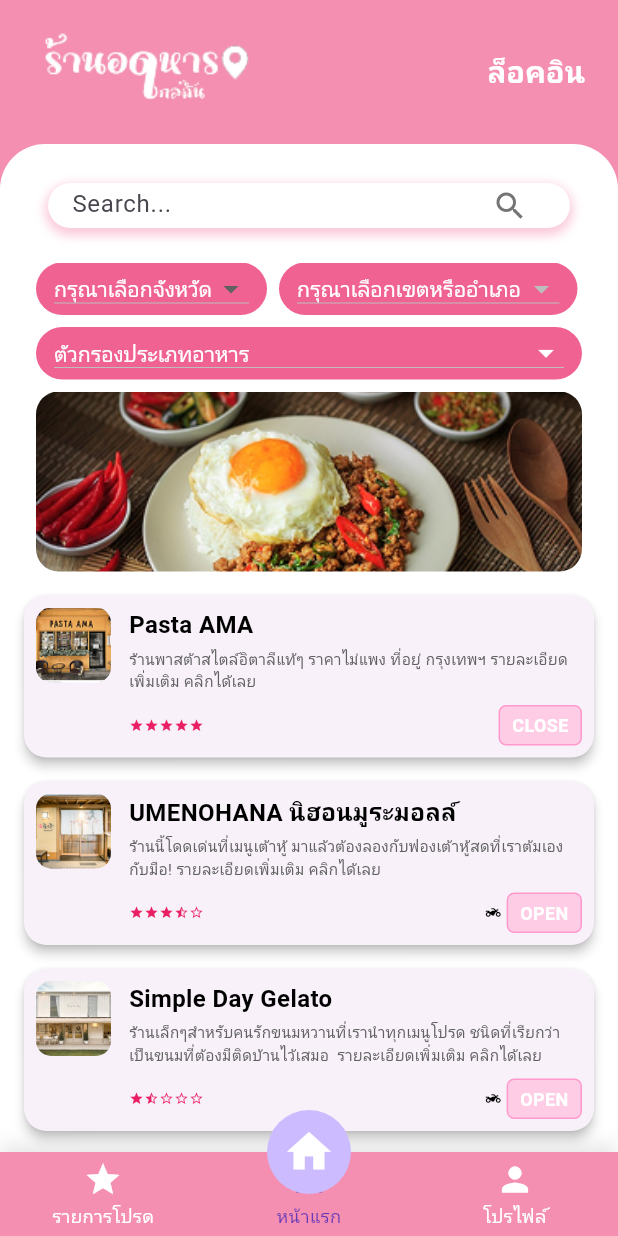
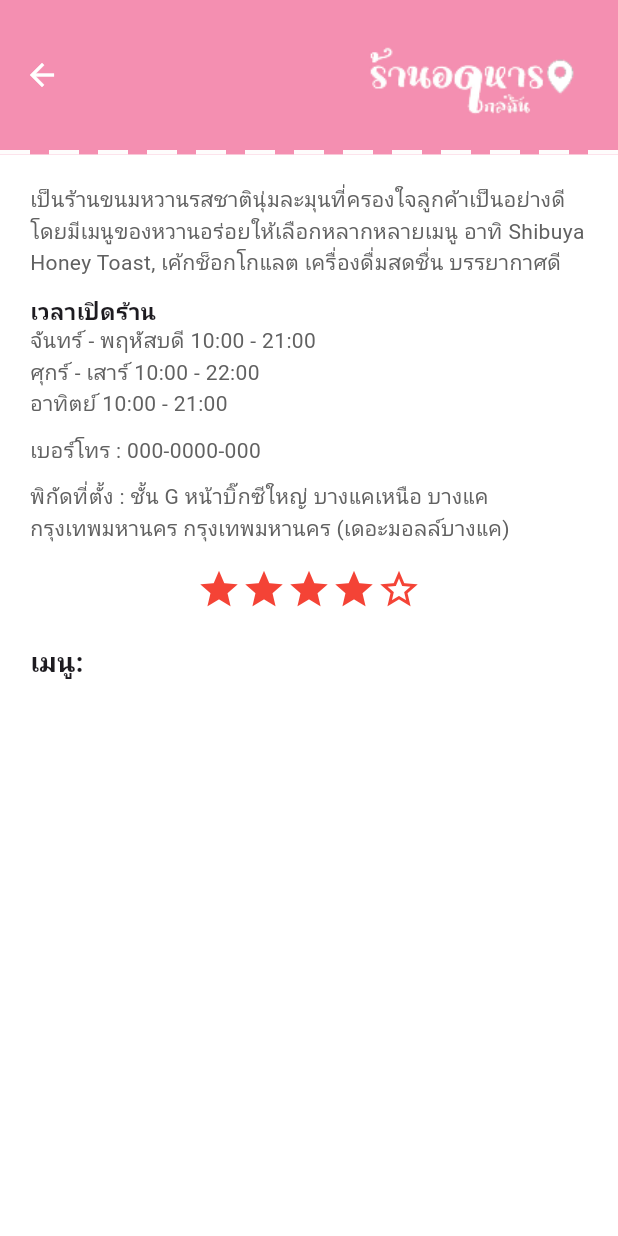
Before and after one commit to charinrat2012/Project_Food_near_me, a Flutter app: the screen it shows after launch, on a phone screen of 412 x 824 dp. Run offline on Flutter 3.47's test engine with Material 3 defaults, Android fonts, the phone set to English and light mode, and no system bars; drawn by our look-alikes of persistent_bottom_nav_bar_v2; our stand-ins replace get, google_fonts; Roboto replaces fonts that are missing (Nosifer).

Commit message:
FoodneareApp v.1

```diff
--- a/lib/main.dart
+++ b/lib/main.dart
@@ -1,5 +1,6 @@
 import 'package:flutter/material.dart';
 import 'package:flutter/services.dart';
+import 'package:food_near_me_app/views/details_ui.dart';
 import 'package:food_near_me_app/views/login_ui.dart';
 import 'package:food_near_me_app/views/register_ui.dart';
 import 'package:food_near_me_app/views/splash_ui.dart';
@@ -30,7 +31,7 @@ void main() {
       theme: ThemeData(
         colorScheme: ColorScheme.fromSeed(seedColor: Colors.deepPurple),
       ),
-      home: (SplashUi()),
+      home: (DetailsUi()), //DetailsUi
     );
   }
 }
--- /dev/null
+++ b/lib/views/details_ui.dart
@@ -0,0 +1,145 @@
+import 'package:flutter/material.dart';
+
+import 'widgets/detailswtd/dashed_line.dart'; // ตรวจสอบเส้นทางไฟล์นี้ให้ถูกต้อง
+
+class DetailsUi extends StatelessWidget {
+  const DetailsUi({super.key});
+
+  @override
+  Widget build(BuildContext context) {
+    return GestureDetector(
+      onTap: () {
+        FocusScope.of(context).unfocus();
+      },
+      child: Scaffold(
+        backgroundColor: Colors.pink[200],
+
+        appBar: AppBar(
+          backgroundColor: Colors.pink[200],
+          elevation: 0,
+          toolbarHeight: 100.0,
+
+          // ปุ่มลูกศรย้อนกลับด้านซ้าย
+          leading: IconButton(
+            icon: const Icon(Icons.arrow_back, color: Colors.white),
+            onPressed: () {
+              Navigator.of(context).pop();
+            },
+          ),
+
+          title: Padding(
+            padding: const EdgeInsets.only(right: 10.0, top: 15.0),
+            child: Align(
+              alignment: Alignment.centerRight,
+              child: Image.asset(
+                "assets/imgs/logoHome.png",
+                height: 8 * 10,
+                fit: BoxFit.contain,
+              ),
+            ),
+          ),
+        ),
+
+        body: Column(
+          children: [
+            // ตำแหน่งสำหรับ DashedLine()
+            const Padding(
+              padding: EdgeInsets.symmetric(horizontal: 0),
+              child: DashedLine(),
+            ),
+            Expanded(
+              child: Container(
+                width: double.infinity,
+                decoration: const BoxDecoration(
+                  color: Colors.white,
+                  borderRadius: BorderRadius.only(
+                    topLeft: Radius.circular(0),
+                    topRight: Radius.circular(0),
+                  ),
+                ),
+                // *** เริ่มต้นการเปลี่ยนแปลงหลักที่นี่ ***
+                child: SingleChildScrollView( // ใช้ SingleChildScrollView หากเนื้อหาอาจล้นจอ
+                  child: Padding(
+                    padding: const EdgeInsets.all(20.0), // เพิ่ม Padding โดยรวมสำหรับเนื้อหาภายใน Container สีขาว
+                    child: Column(
+                      crossAxisAlignment: CrossAxisAlignment.start, // จัดข้อความให้อยู่ชิดซ้าย
+                      children: [
+
+                        // รายละเอียดร้านค้า
+                        Text(
+                          "เป็นร้านขนมหวานรสชาตินุ่มละมุนที่ครองใจลูกค้าเป็นอย่างดี "
+                          "โดยมีเมนูของหวานอร่อยให้เลือกหลากหลายเมนู อาทิ Shibuya Honey "
+                          "Toast, เค้กช็อกโกแลต เครื่องดื่มสดชื่น บรรยากาศดี",
+                          style: TextStyle(fontSize: 14.0, color: Colors.grey[700]),
+                        ),
+                        const SizedBox(height: 10.0), // เว้นวรรค
+
+                        // เวลาเปิดร้าน
+                        Text(
+                          "เวลาเปิดร้าน",
+                          style: TextStyle(fontWeight: FontWeight.bold, fontSize: 15.0),
+                        ),
+                        Text(
+                          "จันทร์ - พฤหัสบดี 10:00 - 21:00\n"
+                          "ศุกร์ - เสาร์ 10:00 - 22:00\n"
+                          "อาทิตย์ 10:00 - 21:00",
+                          style: TextStyle(fontSize: 14.0, color: Colors.grey[700]),
+                        ),
+                        const SizedBox(height: 10.0),
+
+                        // เบอร์โทร
+                        Text(
+                          "เบอร์โทร : 000-0000-000",
+                          style: TextStyle(fontSize: 14.0, color: Colors.grey[700]),
+                        ),
+                        const SizedBox(height: 10.0),
+
+                        // พิกัดที่ตั้ง
+                        Text(
+                          "พิกัดที่ตั้ง : ชั้น G หน้าบิ๊กซีใหญ่ บางแคเหนือ บางแค กรุงเทพมหานคร "
+                          "กรุงเทพมหานคร (เดอะมอลล์บางแค)",
+                          style: TextStyle(fontSize: 14.0, color: Colors.grey[700]),
+                        ),
+                        const SizedBox(height: 15.0),
+
+                        // ดาวให้คะแนน
+                        Row(
+                          mainAxisAlignment: MainAxisAlignment.center, // จัดดาวให้อยู่กึ่งกลาง
+                          children: const [
+                            Icon(Icons.star, color: Colors.red, size: 30),
+                            Icon(Icons.star, color: Colors.red, size: 30),
+                            Icon(Icons.star, color: Colors.red, size: 30),
+                            Icon(Icons.star, color: Colors.red, size: 30),
+                            Icon(Icons.star_border, color: Colors.red, size: 30), // ดาวที่ไม่ถูกเติมสี
+                          ],
+                        ),
+                        const SizedBox(height: 20.0),
+
+                        // หัวข้อ "เมนู:"
+                        Text(
+                          "เมนู:",
+                          style: TextStyle(fontWeight: FontWeight.bold, fontSize: 18.0),
+                        ),
+                        const SizedBox(height: 10.0), // เว้นวรรคระหว่างหัวข้อกับรูปเมนู
+
+                        // รูปเมนู
+                        // Center( // ใช้ Center เพื่อให้รูปอยู่กึ่งกลางแนวนอน
+                        //   child: Image.asset(
+                        //     "assets/imgs/im6.png",
+                        //     height: 26 * 10, // ใช้ 26 * 10 ตามที่คุณตั้งค่าล่าสุด
+                        //     fit: BoxFit.contain,
+                        //   ),
+                        // ),
+                      ],
+                    ),
+                  ),
+                ),
+                // *** สิ้นสุดการเปลี่ยนแปลงหลัก ***
+              ),
+            ),
+          ],
+        ),
+      ),
+    );
+  }
+}
--- /dev/null
+++ b/lib/views/widgets/detailswtd/dashed_line.dart
@@ -0,0 +1,40 @@
+import 'package:flutter/material.dart';
+
+class DashedLine extends StatelessWidget {
+  final double height; // ความสูงของแต่ละจุดประ
+  final Color color; // สีของจุดประ
+  final double dashWidth; // ความกว้างของแต่ละจุดประ
+  final double dashSpace; // ช่องว่างระหว่างจุดประ
+
+  const DashedLine({
+    super.key,
+    this.height = 3.0, // ความสูง
+    this.color = const Color.fromARGB(255, 254, 252, 252), // ค่าเริ่มต้น
+    this.dashWidth = 20.0, // ความยาว
+    this.dashSpace = 10.0, // ความห่าง
+  });
+
+  @override
+  Widget build(BuildContext context) {
+    return LayoutBuilder(
+      builder: (BuildContext context, BoxConstraints constraints) {
+        final boxWidth = constraints.constrainWidth(); // ดึงความกว้างที่มีอยู่
+        final dashCount = (boxWidth / (dashWidth + dashSpace)).floor(); // จำนวนจุดประที่สามารถใส่ได้
+        return Flex(
+          mainAxisAlignment: MainAxisAlignment.spaceBetween, // กระจายจุดประให้ทั่ว
+          direction: Axis.horizontal, // วางในแนวนอน
+          children: List.generate(dashCount, (_) {
+            // สร้างจุดประแต่ละจุด
+            return SizedBox(
+              width: dashWidth,
+              height: height,
+              child: DecoratedBox(
+                decoration: BoxDecoration(color: color),
+              ),
+            );
+          }),
+        );
+      },
+    );
+  }
+}
```
Also changed, not shown: assets/imgs/im6.png (added).
